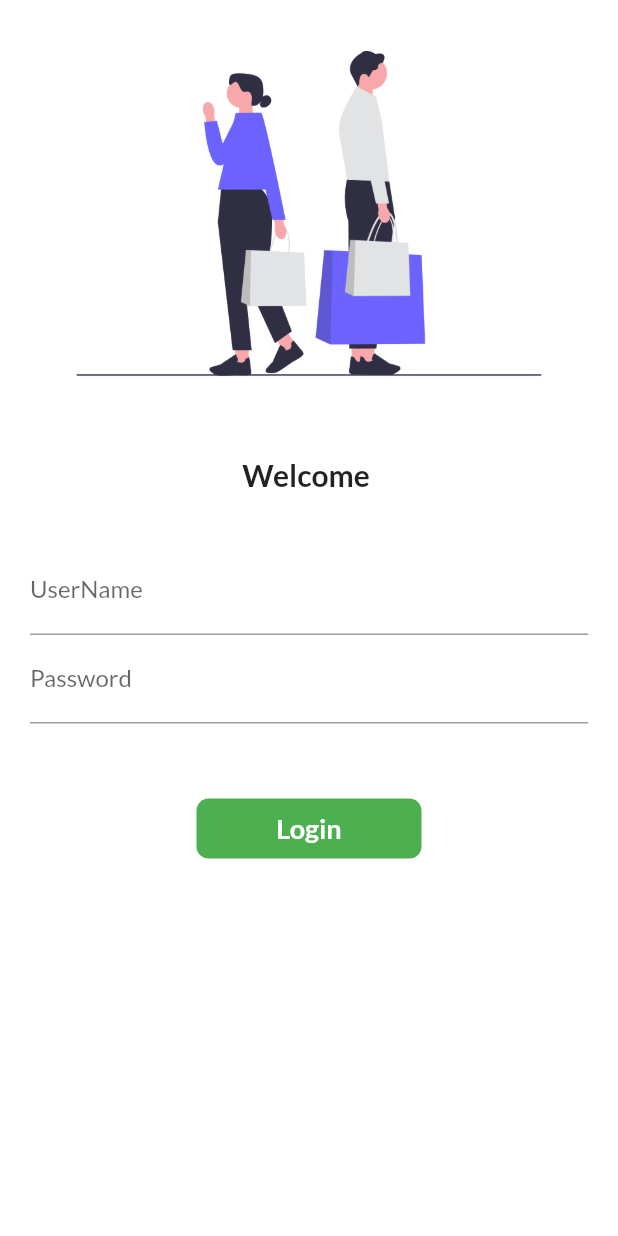
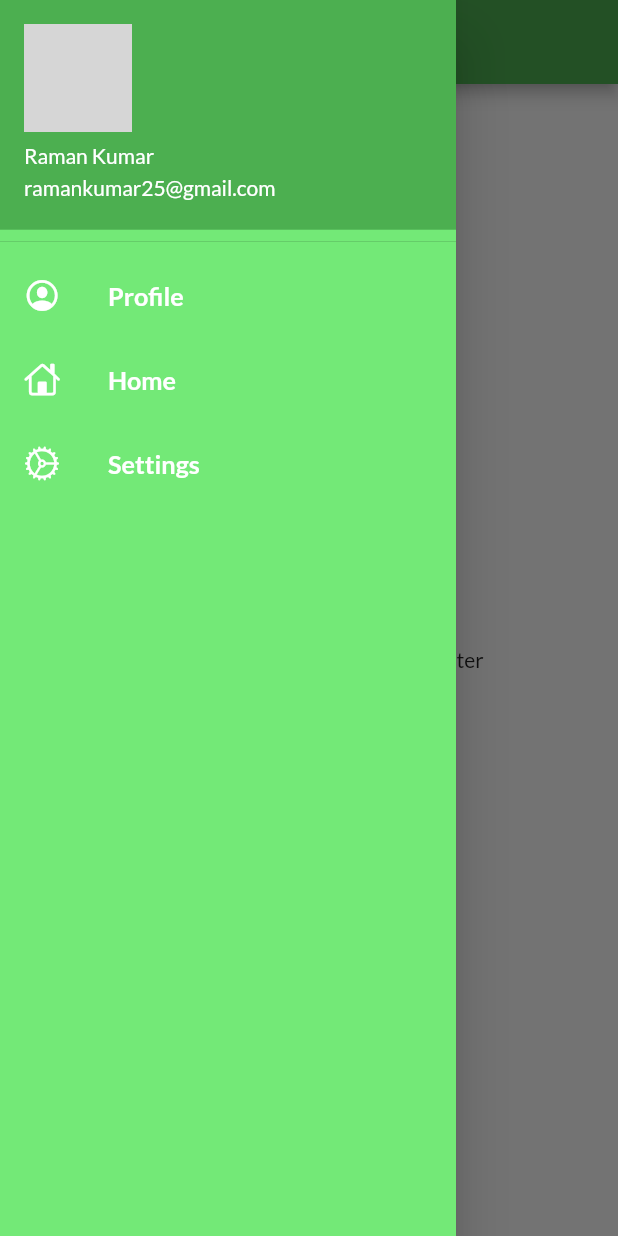
Before and after one commit to raman020306/PracticeFluter, a Flutter app: the screen it shows after launch, with the side drawer open (before the commit the screen has no drawer), on a phone screen of 412 x 824 dp. Run offline on Flutter 3.47's test engine with Material 2 defaults, Android fonts, the phone set to English and light mode, and no system bars; our stand-ins replace google_fonts; network calls fail; grey boxes are pictures that could not be loaded.

Commit message:
Day9 completed

```diff
--- a/lib/Pages/home_page.dart
+++ b/lib/Pages/home_page.dart
@@ -1,4 +1,5 @@
 import 'package:flutter/material.dart';
+import 'package:flutter_application_1/utills/widgets/drawer.dart';
 
 class HomePage extends StatelessWidget {
   final int days = 30;
@@ -15,7 +16,7 @@ class HomePage extends StatelessWidget {
           child: Text("welcome to $days day learning on  $name"),
         ),
       ),
-      drawer: Drawer(),
+      drawer: Mydrawer(),
     );
   }
 }
--- a/lib/main.dart
+++ b/lib/main.dart
@@ -5,6 +5,7 @@ import 'package:flutter_application_1/utills/routes.dart';
 
 import 'package:google_fonts/google_fonts.dart';
 import 'package:flutter_application_1/Pages/home_page.dart';
+
 
 void main() {
   runApp(MyApp());
@@ -29,7 +30,7 @@ class MyApp extends StatelessWidget {
       darkTheme: ThemeData(
         brightness: Brightness.dark,
       ),
-      // initialRoute: "/Home",
+      initialRoute: MyRoutes.HomePage,
       routes: {
         "/" :(context) => LoginPage(),
        MyRoutes.HomePage:(context) => HomePage(),
--- /dev/null
+++ b/lib/utills/widgets/drawer.dart
@@ -0,0 +1,68 @@
+// ignore_for_file: prefer_const_declarations
+
+import 'package:flutter/cupertino.dart';
+import 'package:flutter/material.dart';
+
+class Mydrawer extends StatelessWidget {
+  const Mydrawer({super.key});
+
+  @override
+  Widget build(BuildContext context) {
+    final imageUrl =
+        "https://scontent.fixj2-1.fna.fbcdn.net/v/t1.6435-9/108142809_128845582225115_2782647942161768078_n.jpg?_nc_cat=109&ccb=1-7&_nc_sid=5f2048&_nc_ohc=Dvt4kuaTYrYQ7kNvgE2qGRY&_nc_ht=scontent.fixj2-1.fna&oh=00_AYBXmAhaV2DAvD9b3G0OuSOic92PdFtmo6FEFa02208kmw&oe=6677952C";
+    return Drawer(
+      child: Container(
+        color: Color.fromARGB(255, 115, 233, 119),
+        child: ListView(
+          children: [
+            DrawerHeader(
+                padding: EdgeInsets.zero,
+                child: UserAccountsDrawerHeader(
+                  accountName: Text("Raman Kumar"),
+                  accountEmail: Text("ramankumar25@gmail.com"),
+                  currentAccountPicture: CircleAvatar(
+                    backgroundImage: NetworkImage(imageUrl),
+                  )
+                ),
+                ),
+
+                ListTile(leading:
+                 Icon(CupertinoIcons.profile_circled,
+                 color: Colors.white,
+                ),
+                title: Text("Profile",
+                textScaleFactor: 1.2,
+                style: TextStyle(color: Colors.white,
+                // fontSize:18,
+                fontWeight: FontWeight.bold),
+                ),
+                ),
+                ListTile(leading:
+                 Icon(CupertinoIcons.home,
+                 color: Colors.white,
+                ),
+                title: Text("Home",
+                textScaleFactor: 1.2,
+                style: TextStyle(color: Colors.white,
+                // fontSize:18,
+                fontWeight: FontWeight.bold),
+                ),
+                ),
+              ListTile(leading:
+                 Icon(CupertinoIcons.settings,
+                 color: Colors.white,
+                ),
+                title: Text("Settings",
+                textScaleFactor: 1.2,
+                style: TextStyle(color: Colors.white,
+                // fontSize:18,
+                fontWeight: FontWeight.bold),
+                ),
+                ),
+
+          ],
+        ),
+      ),
+    );
+  }
+}
```
